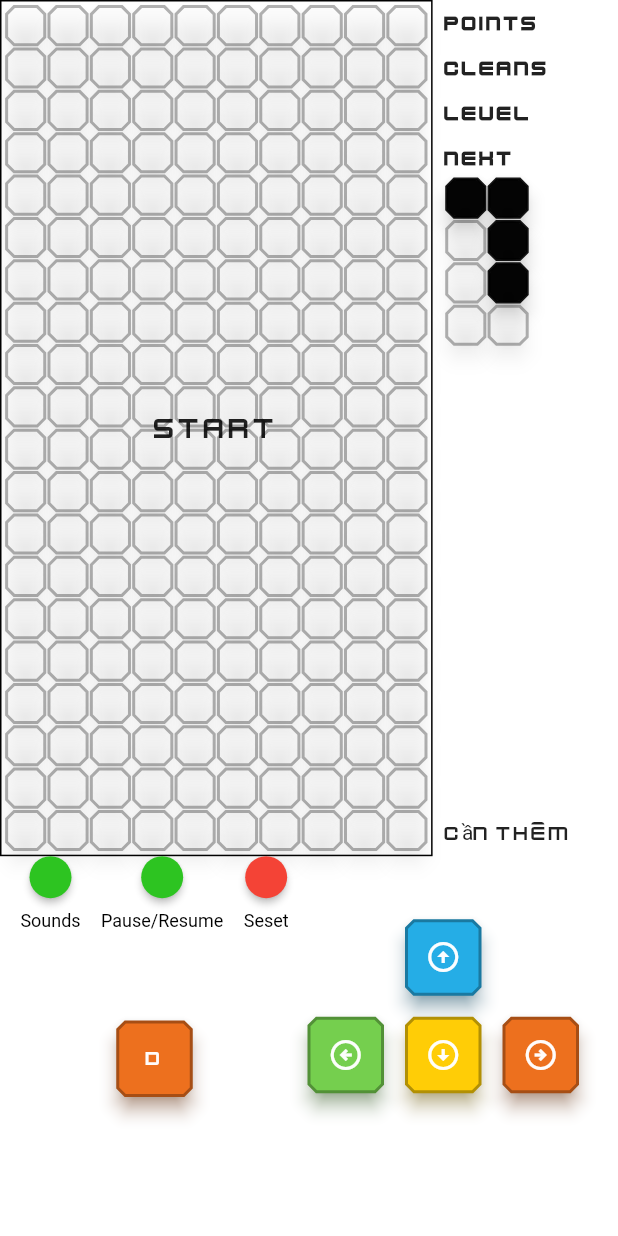
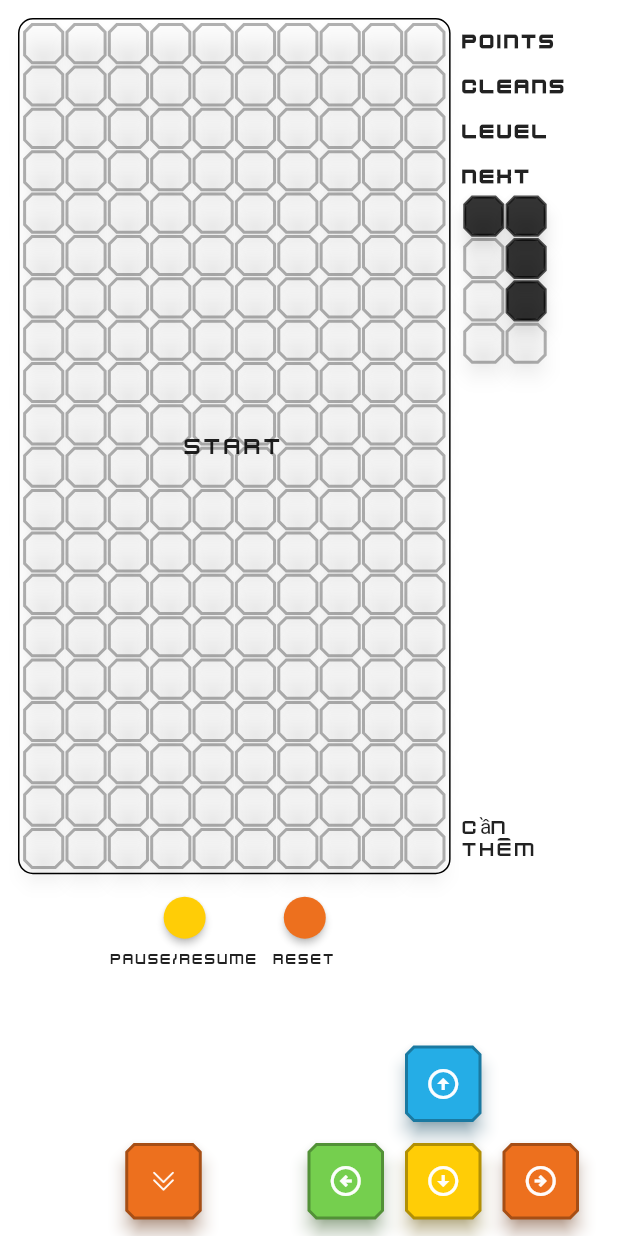
Before and after one commit to SonPham1501/GAME_TETRIS, a Flutter app: the SingleModeScreen screen opened by its route, on a phone screen of 412 x 824 dp. Run offline on Flutter 3.47's test engine with Material 2 defaults, Android fonts, the phone set to English and light mode, and no system bars; our stand-ins replace equatable, flex_color_scheme, flutter_hooks, flutter_riverpod, freezed_annotation, go_router and 5 more; missing offline and left inert: flutter_portal; accounts and stored records are empty.

Commit message:
changed layout

```diff
--- a/lib/features/panel/controller.dart
+++ b/lib/features/panel/controller.dart
@@ -1,4 +1,4 @@
-// ignore_for_file: constant_identifier_names
+// ignore_for_file: constant_identifier_names, unused_element
 
 import 'dart:async';
 
@@ -12,14 +12,21 @@ class GameController extends StatelessWidget {
 
   @override
   Widget build(BuildContext context) {
-    return SizedBox(
-      height: 200,
-      child: Row(
+    return Column(
+      mainAxisAlignment: MainAxisAlignment.spaceBetween,
+      children: [
+        Padding(
+          padding: EdgeInsets.only(top: 15, left: MediaQuery.of(context).size.width * .15),
+          child: const SystemButtonGroup(),
+        ),
+        Row(
+          crossAxisAlignment: CrossAxisAlignment.end,
           children: const <Widget>[
             Expanded(child: LeftController()),
             Expanded(child: DirectionController()),
           ],
         ),
+      ],
     );
   }
 }
@@ -39,7 +46,6 @@ class DirectionController extends StatelessWidget {
     return Stack(
       alignment: Alignment.center,
       children: <Widget>[
-        SizedBox.fromSize(size: _DIRECTION_BUTTON_SIZE * 2.8),
         Row(
           crossAxisAlignment: CrossAxisAlignment.end,
           children: [
@@ -83,41 +89,30 @@ class DirectionController extends StatelessWidget {
 }
 
 class SystemButtonGroup extends StatelessWidget {
-  static const _systemButtonColor = Color(0xFF2dc421);
 
   const SystemButtonGroup({Key? key}) : super(key: key);
 
   @override
   Widget build(BuildContext context) {
     return Row(
-      mainAxisAlignment: MainAxisAlignment.spaceEvenly,
       children: <Widget>[
-        _Description(
-          text: 'Sounds',
-          child: _Button(
-              size: _SYSTEM_BUTTON_SIZE,
-              color: _systemButtonColor,
-              enableLongPress: false,
-              onTap: () {
-                Game.of(context).soundSwitch();
-              }),
-        ),
         _Description(
           text: 'Pause/Resume',
           child: _Button(
               size: _SYSTEM_BUTTON_SIZE,
-              color: _systemButtonColor,
+              color: const Color(0xFFFFCD06),
               enableLongPress: false,
               onTap: () {
                 Game.of(context).pauseOrResume();
               }),
         ),
+        const SizedBox(width: 10),
         _Description(
-          text: 'Seset',
+          text: 'Reset',
           child: _Button(
               size: _SYSTEM_BUTTON_SIZE,
               enableLongPress: false,
-              color: Colors.red,
+              color: const Color(0xFFED701E),
               onTap: () {
                 Game.of(context).reset();
               }),
@@ -133,18 +128,18 @@ class LeftController extends StatelessWidget {
   Widget build(BuildContext context) {
     return Column(
       mainAxisSize: MainAxisSize.min,
+      mainAxisAlignment: MainAxisAlignment.end,
       children: <Widget>[
-        const SystemButtonGroup(),
-        const SizedBox(height: 20),
-        Expanded(
-          child: Center(
-            child: GameButton(
+        GameButton(
           color: ButtonColors.red,
           size: ButtonSize.square,
-              child: const Text('D'),
+          child: Image.asset(
+            'assets/images/down-arrow.png',
+            color: Colors.white,
+            width: 20,
+            height: 20,
+          ),
           onPressed: () => Game.of(context).drop(),
-            ),
-          ),
         )
       ],
     );
@@ -222,7 +217,9 @@ class _Description extends StatelessWidget {
     }
     return DefaultTextStyle(
       child: widget,
-      style: const TextStyle(fontSize: 12, color: Colors.black),
+      style: Theme.of(context).textTheme.bodyText2!.copyWith(
+        fontSize: 10,
+      ),
     );
   }
 }
--- a/lib/features/panel/player_panel.dart
+++ b/lib/features/panel/player_panel.dart
@@ -24,6 +24,7 @@ class PlayerPanel extends StatelessWidget {
         padding: const EdgeInsets.all(2),
         decoration: BoxDecoration(
           border: Border.all(color: Colors.black),
+          borderRadius: BorderRadius.circular(10),
         ),
         child: Stack(
           children: <Widget>[
@@ -62,10 +63,10 @@ class _GameUninitialized extends StatelessWidget {
       return Center(
         child: Column(
           mainAxisSize: MainAxisSize.min,
-          children: const <Widget>[
+          children: <Widget>[
             Text(
               "Start",
-              style: TextStyle(fontSize: 20),
+              style: Theme.of(context).textTheme.bodyText2!.copyWith(fontSize: 16),
             ),
           ],
         ),
--- a/lib/features/panel/screen.dart
+++ b/lib/features/panel/screen.dart
@@ -36,10 +36,7 @@ class Screen extends StatelessWidget {
           child: Row(
             children: <Widget>[
               PlayerPanel(width: playerPanelWidth),
-              SizedBox(
-                width: width - playerPanelWidth,
-                child: const StatusPanel(),
-              )
+              const Expanded(child: StatusPanel())
             ],
           ),
         ),
--- a/lib/features/panel/status_panel.dart
+++ b/lib/features/panel/status_panel.dart
@@ -100,7 +100,7 @@ class _GameStatusState extends State<_GameStatus> {
   Widget build(BuildContext context) {
     return Row(
       children: const <Widget>[
-        Text('Cần thêm')
+        Expanded(child: Text('Cần thêm'))
         // IconSound(enable: GameState.of(context).muted),
         // const SizedBox(width: 4),
         // IconPause(enable: GameState.of(context).states == GameStates.paused),
--- a/lib/features/single_mode/screens/single_mode_screen.dart
+++ b/lib/features/single_mode/screens/single_mode_screen.dart
@@ -18,11 +18,16 @@ class SingleModeScreen extends StatelessWidget {
       },
       child: Game(
         child: Scaffold(
-          body: Column(
-            children: [
-              Screen(width: screenW),
-              const GameController(),
-            ],
+          body: SafeArea(
+            child: Padding(
+              padding: const EdgeInsets.all(12),
+              child: Column(
+                children: [
+                  Screen(width: screenW),
+                  const Expanded(child: GameController()),
+                ],
+              ),
+            ),
           ),
         ),
       ),
--- a/lib/material/bricks/briks.dart
+++ b/lib/material/bricks/briks.dart
@@ -6,7 +6,7 @@ import 'package:game_tetris/widgets/buttons/game_button.dart';
 
 import '../../../../widgets/gamer/gamer.dart';
 
-const _COLOR_NORMAL = Colors.black87;
+const _COLOR_NORMAL = Colors.black54;
 
 const _COLOR_NULL = Colors.transparent;
 
```
Also changed, not shown: assets/images/down-arrow.png (added), 3 other files. Lines whose indentation alone changed are shown as unchanged.
